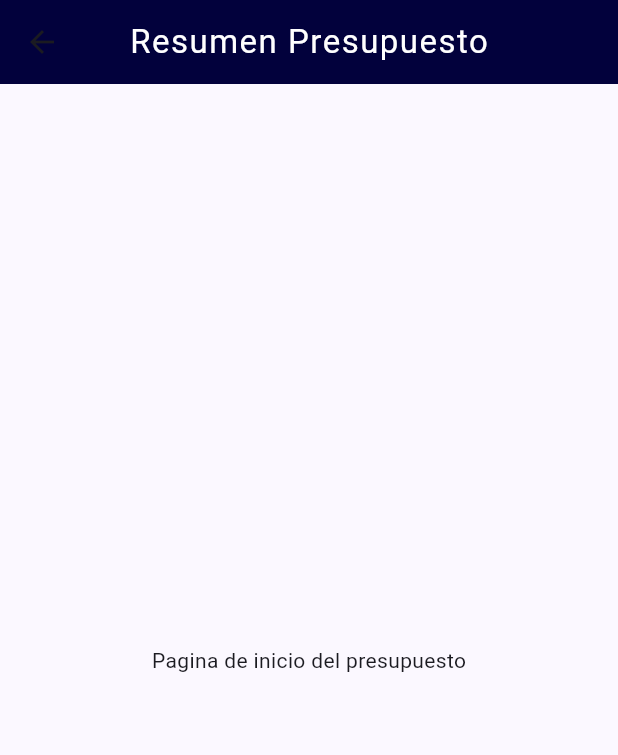
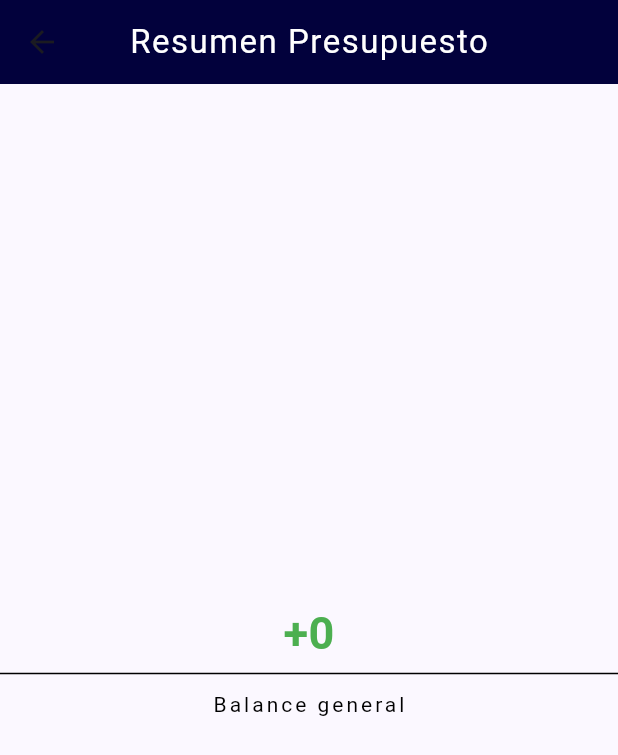
Before and after one commit to victornietol/AplicacionPresupuesto, a Flutter app: the MyHomePage screen opened directly, on a phone screen of 412 x 824 dp. Shown: the top 755 px of the screen. Run offline on Flutter 3.47's test engine with Material 3 defaults, Android fonts, the phone set to English and light mode, and no system bars; our stand-ins replace decimal, sqflite; accounts and stored records are empty.

Commit message:
Correcion de definicion de tablas de la BD. Inicio de la vista home

```diff
--- a/lib/navegador.dart
+++ b/lib/navegador.dart
@@ -24,7 +24,7 @@ class _NavegadorState extends State<Navegador>{
       const Ingresos(title: "Ingresos")
     );
     _vistas.add(
-        const MyHomePage(title: "Resumen Presupuesto")
+        const MyHomePage(title: "Resumen Presupuesto", usuario: 'generico')
     );
     _vistas.add(
       const Egresos(title: "Egresos")
--- a/lib/vistas/home.dart
+++ b/lib/vistas/home.dart
@@ -1,17 +1,57 @@
 import 'package:flutter/material.dart';
-import 'package:path/path.dart';
-import 'package:sqflite/sqflite.dart';
+import 'package:calculadora_presupuesto/operaciones/databaseOperaciones.dart';
+import 'package:decimal/decimal.dart';
 
 class MyHomePage extends StatefulWidget {
-  const MyHomePage({super.key, required this.title});
+  const MyHomePage({super.key, required this.title, required this.usuario});
 
   final String title;
+  final String usuario;
 
   @override
   State<MyHomePage> createState() => _MyHomePageState();
 }
 
 class _MyHomePageState extends State<MyHomePage> {
+  String _balanceGeneral = "0.0";
+
+  @override
+  void initState() {
+    super.initState();
+    obtenerBalance(); // Actualizar balace
+
+    // Pruebas
+    //_datos = DataBaseOperaciones().obtenerUsuarios();
+    //_datos.then((valor) {
+    //  print(valor);
+    //}).catchError((error) {
+    //  print("error al manejar: $error");
+    //});
+
+
+
+  }
+
+  // Funcion de pruebas
+  Future<List<Map<String, dynamic>>> pruebaDatos() async {
+    final db = await  DataBaseOperaciones().database;
+    return await db.query('usuario');
+  }
+
+  // Obtiene o actualiza el valor del balance general
+  Future<void> obtenerBalance() async {
+    Decimal sumaIngresos = await DataBaseOperaciones().sumarIngresosTodos(widget.usuario);
+    Decimal sumaEgresos = await DataBaseOperaciones().sumarEgresosTodos(widget.usuario);
+    Decimal balance = sumaIngresos - sumaEgresos;
+
+    if(mounted) { // verificar que se siga mostrando la vista actual
+      setState(() {
+        _balanceGeneral = balance>=Decimal.parse('0.0') ? '+${balance.toString()}' : balance.toString();
+      });
+    }
+  }
+
+
 
   // Lo que muestra la vista
   @override
@@ -32,9 +72,35 @@ class _MyHomePageState extends State<MyHomePage> {
         child: Column(
           mainAxisAlignment: MainAxisAlignment.center,
           children: <Widget>[
+
+            Container(
+              padding: EdgeInsets.only(bottom: 5.0),
+              child: Text(
+                _balanceGeneral,
+                style: TextStyle(
+                  color: _balanceGeneral.startsWith('+') ? Colors.green : Colors.red,
+                  fontSize: 30,
+                  fontWeight: FontWeight.bold,
+                ),
+              ),
+            ),
+
+            Container( // linea debajo del balance general
+              height: 1.0,
+
+              color: Colors.black,
+            ),
+
+            const SizedBox(height: 10.0), // espacio
+
             const Text(
-              'Pagina de inicio del presupuesto',
-            ),
+              "Balance general",
+              style: TextStyle(
+                color: Colors.black,
+                letterSpacing: 2.0,
+              ),
+            )
+
 
           ],
         ),
```
Also changed, not shown: lib/main.dart (+6 -1 lines), lib/operaciones/databaseOperaciones.dart (+8 -8 lines).
